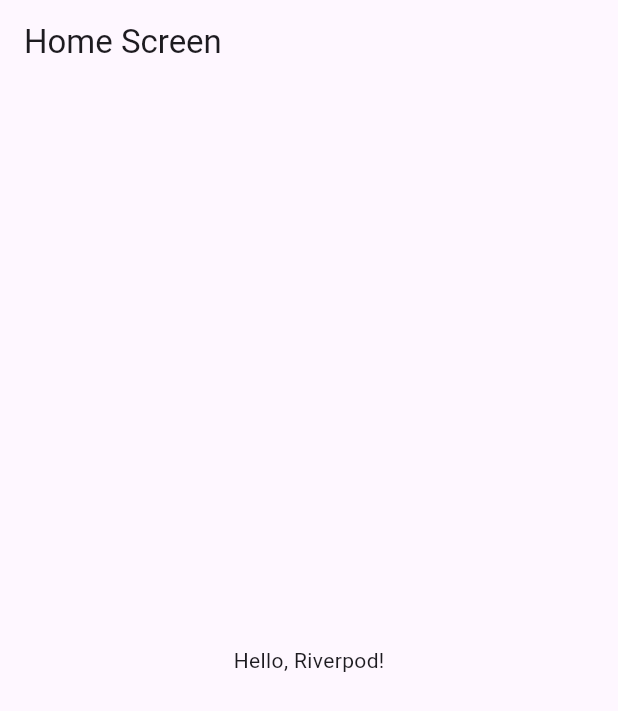
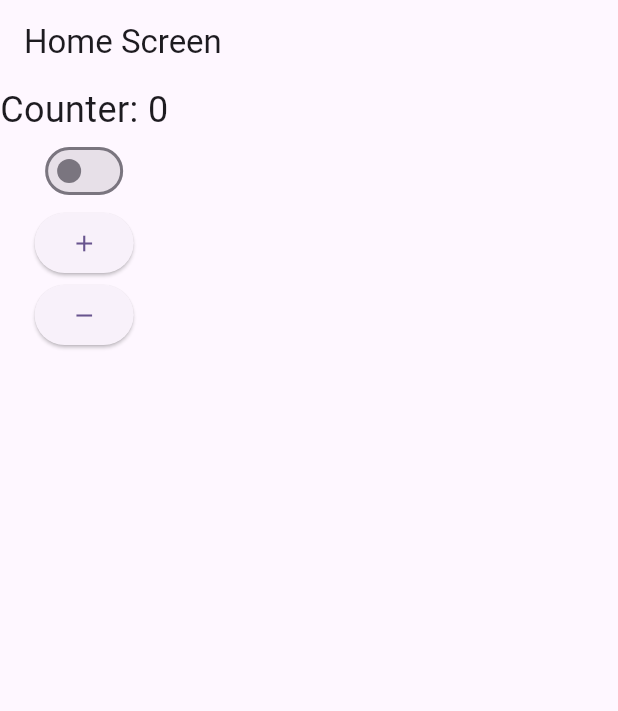
Before and after one commit to TaufeeqAhmad123/riverpod, a Flutter app: the screen it shows after launch, on a phone screen of 412 x 824 dp. Shown: the top 711 px of the screen. Run offline on Flutter 3.47's test engine with Material 3 defaults, Android fonts, the phone set to English and light mode, and no system bars; our stand-ins replace flutter_riverpod.

Commit message:
counter example

```diff
--- a/riverpod/lib/home_screen.dart
+++ b/riverpod/lib/home_screen.dart
@@ -1,8 +1,11 @@
 import 'package:flutter/material.dart';
 import 'package:flutter_riverpod/flutter_riverpod.dart';
 
-final hello = Provider((ref) {
-  return 'Hello, Riverpod!';
+final counter = StateProvider<int>((ref) {
+  return 0;
+});
+final switchProvider = StateProvider<bool>((ref) {
+  return false;
 });
 
 class HomeScreen extends ConsumerWidget {
@@ -10,10 +13,50 @@ class HomeScreen extends ConsumerWidget {
 
   @override
   Widget build(BuildContext context, WidgetRef ref) {
-    final greeting = ref.watch(hello);
+    print('build');
     return Scaffold(
       appBar: AppBar(title: const Text('Home Screen')),
-      body: Center(child: Text(greeting)),
+      body: Column(
+        crossAxisAlignment: CrossAxisAlignment.center,
+        children: [
+          Consumer(
+            //we use conumer so that only the counter widget build not the entire widget state
+            builder: (context, ref, child) {
+              final count = ref.watch(counter);
+              print('Counter build');
+              return Column(
+                children: [
+                  Text('Counter: $count', style: TextStyle(fontSize: 24)),
+                ],
+              );
+            },
+          ),
+          Consumer(
+            builder: (context, ref, child) {
+              final switchValue = ref.watch(switchProvider);
+              print('Switch build');
+              return Switch(
+                value: switchValue,
+                onChanged: (value) {
+                  ref.read((switchProvider.notifier)).state = value;
+                },
+              );
+            },
+          ),
+          ElevatedButton(
+            onPressed: () {
+              ref.read(counter.notifier).state++;
+            },
+            child: Icon(Icons.add),
+          ),
+          ElevatedButton(
+            onPressed: () {
+              ref.read(counter.notifier).state--;
+            },
+            child: Icon(Icons.remove),
+          ),
+        ],
+      ),
     );
   }
 }
```
